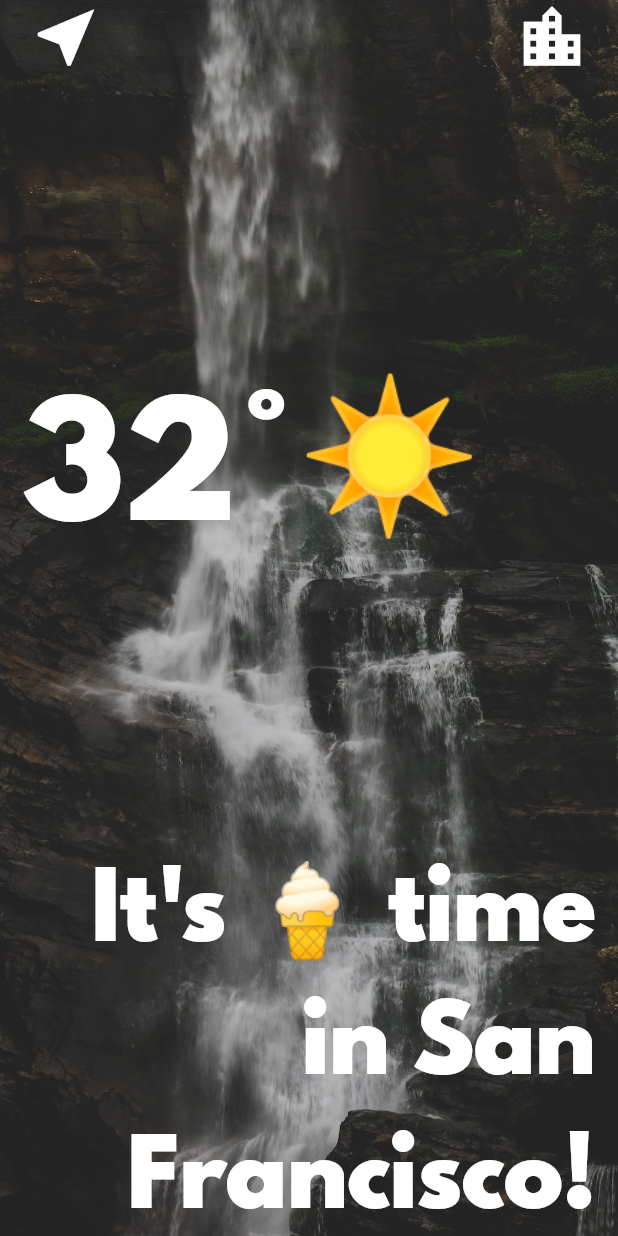
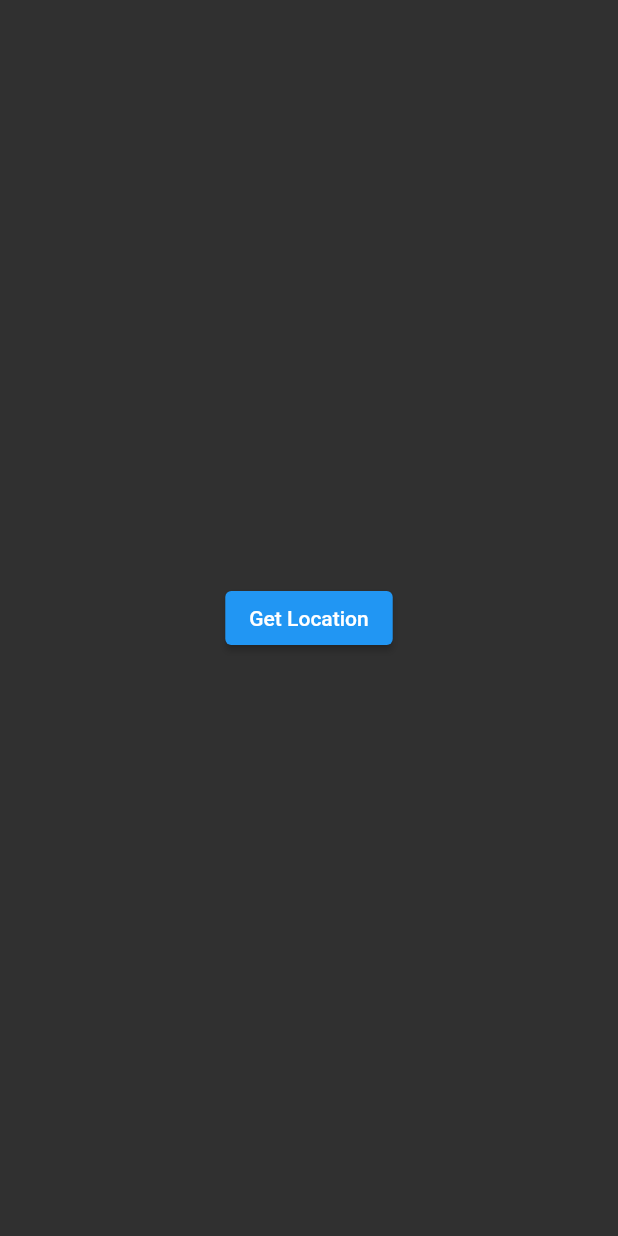
Before and after one commit to DevXanderCode/clima-flutter, a Flutter app: the screen it shows after launch, on a phone screen of 412 x 824 dp. Run offline on Flutter 3.47's test engine with Material 2 defaults, Android fonts, the phone set to English and light mode, and no system bars.

Commit message:
created the struction of the loading screen

```diff
--- a/lib/main.dart
+++ b/lib/main.dart
@@ -1,5 +1,5 @@
 import 'package:flutter/material.dart';
-import 'package:clima/screens/location_screen.dart';
+import 'package:clima/screens/loading_screen.dart';
 
 void main() {
   runApp(MyApp());
@@ -12,7 +12,7 @@ class MyApp extends StatelessWidget {
   Widget build(BuildContext context) {
     return MaterialApp(
       theme: ThemeData.dark(),
-      home: const LocationScreen(),
+      home: const LoadingScreen(),
     );
   }
 }
--- /dev/null
+++ b/lib/screens/loading_screen.dart
@@ -0,0 +1,22 @@
+import 'package:flutter/material.dart';
+
+class LoadingScreen extends StatefulWidget {
+  const LoadingScreen({Key? key}) : super(key: key);
+
+  @override
+  _LoadingScreenState createState() => _LoadingScreenState();
+}
+
+class _LoadingScreenState extends State<LoadingScreen> {
+  @override
+  Widget build(BuildContext context) {
+    return Scaffold(
+      body: Center(
+        child: ElevatedButton(
+          onPressed: () {},
+          child: const Text('Get Location'),
+        ),
+      ),
+    );
+  }
+}
--- a/lib/screens/location_screen.dart
+++ b/lib/screens/location_screen.dart
@@ -49,7 +49,7 @@ class _LocationScreenState extends State<LocationScreen> {
                 ],
               ),
               Padding(
-                padding: EdgeInsets.only(left: 15.0),
+                padding: const EdgeInsets.only(left: 15.0),
                 child: Row(
                   children: const <Widget>[
                     Text(
```
